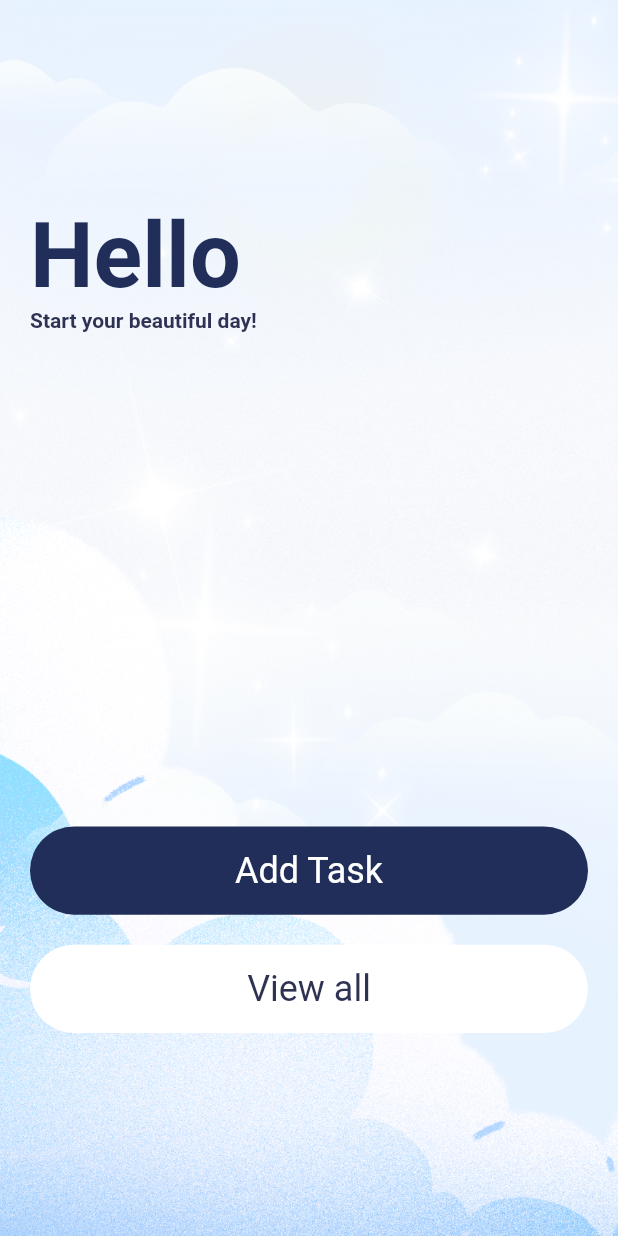
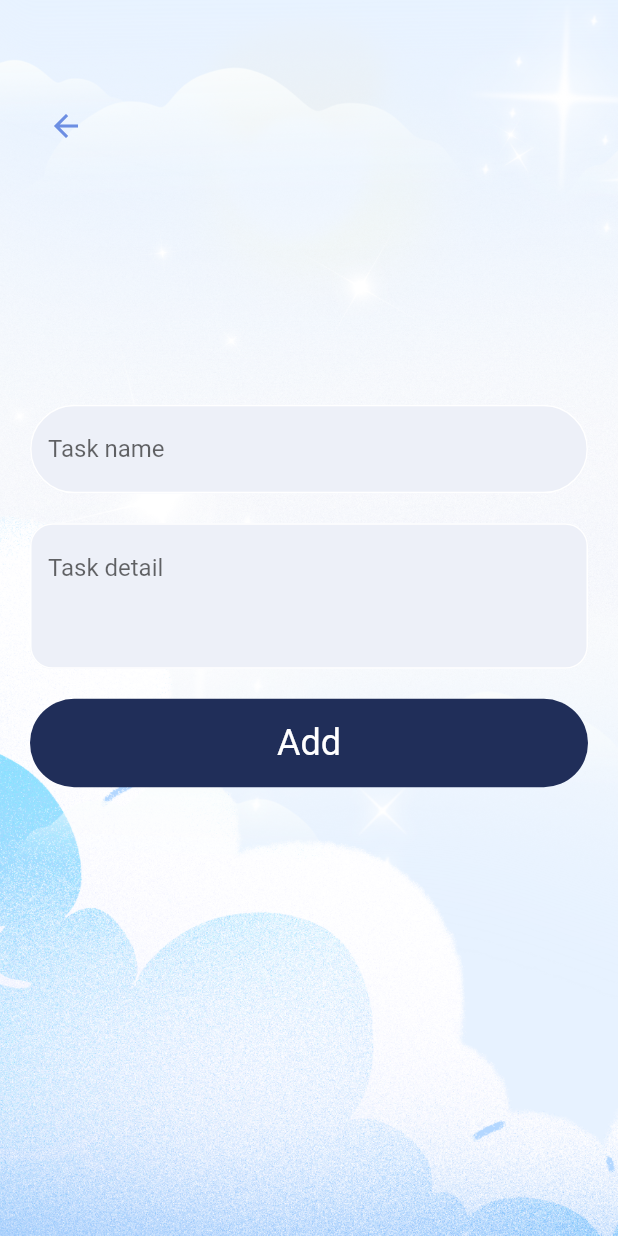
Before and after one commit to khushisinha20/to-do-app, a Flutter app: the screen it shows after launch, on a phone screen of 412 x 824 dp. Run offline on Flutter 3.47's test engine with Material 2 defaults, Android fonts, the phone set to English and light mode, and no system bars.

Commit message:
Added add task screen

```diff
--- a/frontend/lib/main.dart
+++ b/frontend/lib/main.dart
@@ -1,4 +1,5 @@
 import 'package:flutter/material.dart';
+import 'package:frontend/screens/add_task.dart';
 import 'package:frontend/screens/home_screen.dart';
 
 void main() {
@@ -16,6 +17,6 @@ class MyApp extends StatelessWidget {
         theme: ThemeData(
           primarySwatch: Colors.blue,
         ),
-        home: const HomeScreen());
+        home: const AddTask());
   }
 }
--- /dev/null
+++ b/frontend/lib/screens/add_task.dart
@@ -0,0 +1,72 @@
+import 'package:flutter/material.dart';
+import 'package:flutter/src/widgets/framework.dart';
+import 'package:flutter/src/widgets/placeholder.dart';
+import 'package:frontend/colors/app_colors.dart';
+import 'package:frontend/widgets/button_widget.dart';
+import 'package:frontend/widgets/textfield_widget.dart';
+
+class AddTask extends StatelessWidget {
+  const AddTask({super.key});
+
+  @override
+  Widget build(BuildContext context) {
+    TextEditingController nameController = new TextEditingController();
+    TextEditingController detailController = new TextEditingController();
+    return Scaffold(
+      body: Container(
+        width: double.maxFinite,
+        height: double.maxFinite,
+        padding: EdgeInsets.only(left: 20, right: 20),
+        decoration: BoxDecoration(
+            image: DecorationImage(
+                fit: BoxFit.cover,
+                image: AssetImage("assets/background_image.png"))),
+        child: Column(
+          crossAxisAlignment: CrossAxisAlignment.start,
+          mainAxisAlignment: MainAxisAlignment.spaceBetween,
+          children: [
+            Column(
+              children: [
+                SizedBox(
+                  height: 60,
+                ),
+                IconButton(
+                  onPressed: () {},
+                  icon: Icon(Icons.arrow_back),
+                  color: AppColors.secondaryColor,
+                )
+              ],
+            ),
+            Column(
+              children: [
+                TextFieldWidget(
+                    textController: nameController,
+                    hintText: "Task name",
+                    borderRadius: 30),
+                SizedBox(
+                  height: 20,
+                ),
+                TextFieldWidget(
+                  textController: detailController,
+                  hintText: "Task detail",
+                  borderRadius: 15,
+                  maxLines: 3,
+                ),
+                SizedBox(
+                  height: 20,
+                ),
+                ButtonWidget(
+                    backgroundColor: AppColors.mainColor,
+                    text: "Add",
+                    textColor: Colors.white)
+              ],
+            ),
+            SizedBox(
+              height: MediaQuery.of(context).size.height / 6,
+            )
+          ],
+        ),
+      ),
+    );
+  }
+}
--- /dev/null
+++ b/frontend/lib/widgets/textfield_widget.dart
@@ -0,0 +1,46 @@
+import 'package:flutter/material.dart';
+import 'package:flutter/src/widgets/framework.dart';
+import 'package:flutter/src/widgets/placeholder.dart';
+import 'package:frontend/colors/app_colors.dart';
+
+class TextFieldWidget extends StatelessWidget {
+  final TextEditingController textController;
+  final String hintText;
+  final double borderRadius;
+  final int? maxLines;
+
+  const TextFieldWidget({
+    Key? key,
+    required this.textController,
+    required this.hintText,
+    required this.borderRadius,
+    this.maxLines = 1,
+  }) : super(key: key);
+
+  @override
+  Widget build(BuildContext context) {
+    return TextField(
+      maxLines: maxLines,
+      controller: textController,
+      decoration: InputDecoration(
+        filled: true,
+        fillColor: AppColors.textHolder,
+        hintText: hintText,
+        focusedBorder: OutlineInputBorder(
+          borderRadius: BorderRadius.circular(borderRadius),
+          borderSide: const BorderSide(
+            color: Colors.white,
+            width: 1,
+          ),
+        ),
+        enabledBorder: OutlineInputBorder(
+          borderRadius: BorderRadius.circular(borderRadius),
+          borderSide: BorderSide(
+            color: Colors.white,
+            width: 1,
+          ),
+        ),
+      ),
+    );
+  }
+}
```
